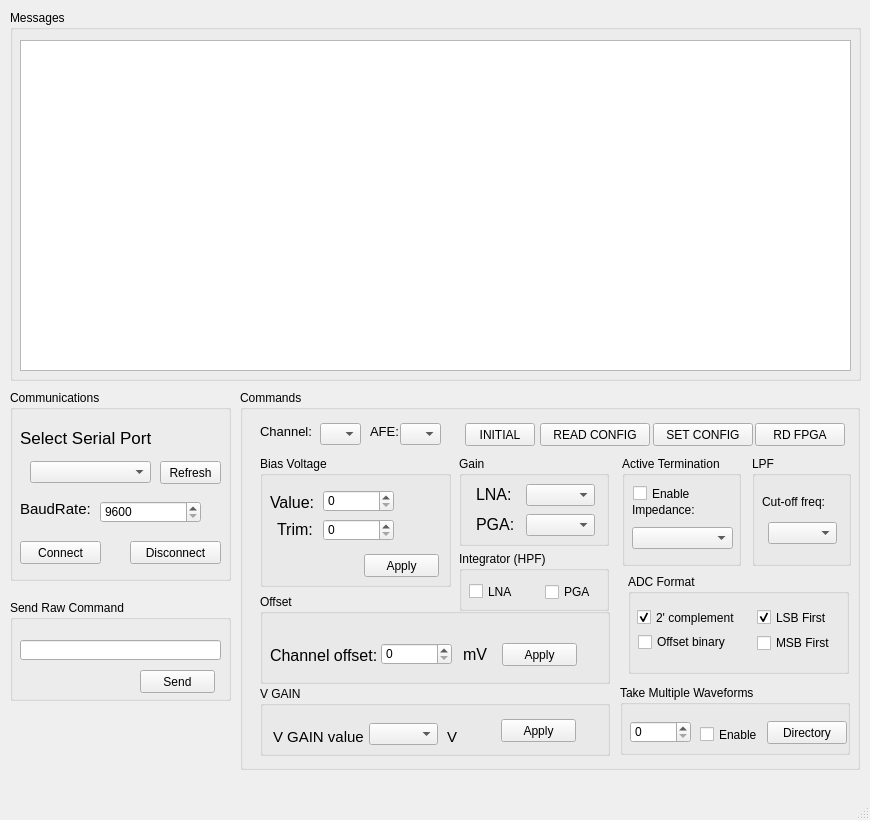
Before: the Qt Designer form mainwindow.ui in ecristal/daphne_gui, drawn with Qt 5.
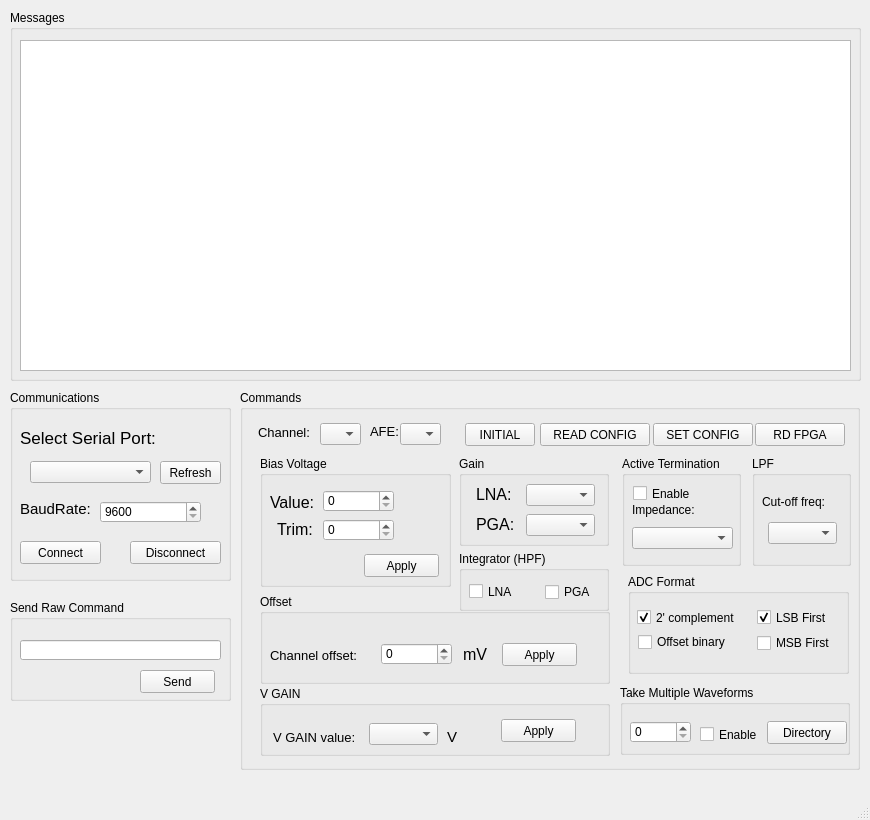
After: the same form once the commit is applied.

Commit message: fixed bug were bias is set from CH and not from AFE comboBox; fixed UI

Patch:
```diff
--- a/mainwindow.ui
+++ b/mainwindow.ui
@@ -31,7 +31,7 @@
       <rect>
        <x>10</x>
        <y>40</y>
-       <width>131</width>
+       <width>181</width>
        <height>16</height>
       </rect>
      </property>
@@ -166,9 +166,9 @@
     <widget class="QLabel" name="labelChannel">
      <property name="geometry">
       <rect>
-       <x>20</x>
-       <y>33</y>
-       <width>51</width>
+       <x>18</x>
+       <y>34</y>
+       <width>60</width>
        <height>16</height>
       </rect>
      </property>
@@ -550,7 +550,7 @@
       </property>
       <property name="font">
        <font>
-        <pointsize>12</pointsize>
+        <pointsize>10</pointsize>
        </font>
       </property>
       <property name="text">
@@ -625,7 +625,7 @@
       </property>
       <property name="font">
        <font>
-        <pointsize>11</pointsize>
+        <pointsize>10</pointsize>
        </font>
       </property>
       <property name="text">
```
The commit also changes 1 other file.
